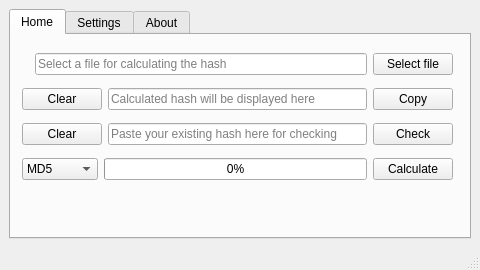
Before: the Qt Designer form ui/mainwindow.ui in Rizwan-Hasan/Free-Hash-Checker, drawn with Qt 5.
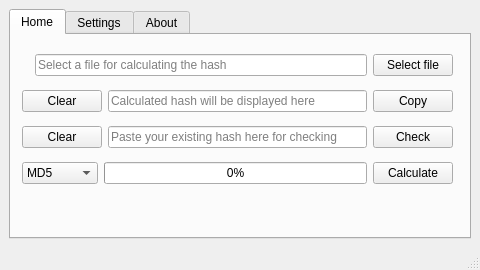
After: the same form once the commit is applied. Icons and pictures are not drawn.

Diff of the .ui file:
```diff
--- a/ui/mainwindow.ui
+++ b/ui/mainwindow.ui
@@ -68,7 +68,7 @@
           <x>11</x>
           <y>11</y>
           <width>431</width>
-          <height>141</height>
+          <height>147</height>
          </rect>
         </property>
         <layout class="QGridLayout" name="gridLayout">
```
Left out of the diff: 2 changed lines with no effect on the pictures.
